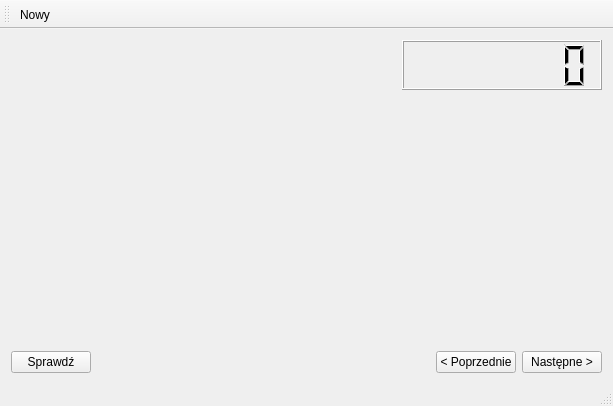
Above: engineerexam.ui from ppkt/EngineerExam before the change. Below: the same form after it.
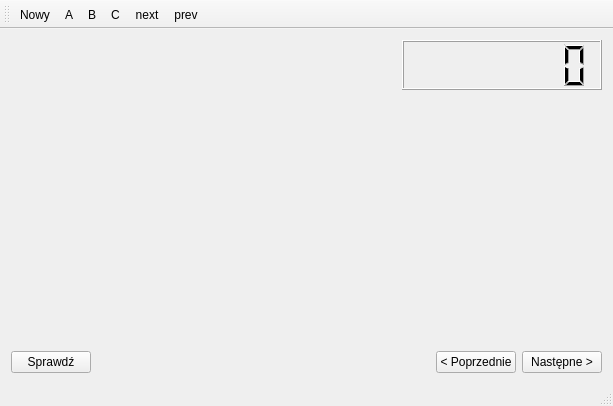
That is the form after the change. Custom widgets are drawn as their Qt base class.

Diff of the .ui file:
```diff
--- a/engineerexam.ui
+++ b/engineerexam.ui
@@ -111,6 +111,11 @@
     <bool>false</bool>
    </attribute>
    <addaction name="actionNowy"/>
+   <addaction name="actionA"/>
+   <addaction name="actionB"/>
+   <addaction name="actionC"/>
+   <addaction name="actionNext"/>
+   <addaction name="actionPrev"/>
   </widget>
   <widget class="QStatusBar" name="statusBar"/>
   <action name="actionNowy">
@@ -118,6 +123,46 @@
     <string>Nowy</string>
    </property>
   </action>
+  <action name="actionA">
+   <property name="text">
+    <string>A</string>
+   </property>
+   <property name="shortcut">
+    <string>1</string>
+   </property>
+  </action>
+  <action name="actionB">
+   <property name="text">
+    <string>B</string>
+   </property>
+   <property name="shortcut">
+    <string>2</string>
+   </property>
+  </action>
+  <action name="actionC">
+   <property name="text">
+    <string>C</string>
+   </property>
+   <property name="shortcut">
+    <string>3</string>
+   </property>
+  </action>
+  <action name="actionNext">
+   <property name="text">
+    <string>next</string>
+   </property>
+   <property name="shortcut">
+    <string>Space</string>
+   </property>
+  </action>
+  <action name="actionPrev">
+   <property name="text">
+    <string>prev</string>
+   </property>
+   <property name="shortcut">
+    <string>Backspace</string>
+   </property>
+  </action>
  </widget>
  <layoutdefault spacing="6" margin="11"/>
  <customwidgets>
```
Left out of the diff: 7 changed lines with no effect on the pictures.
